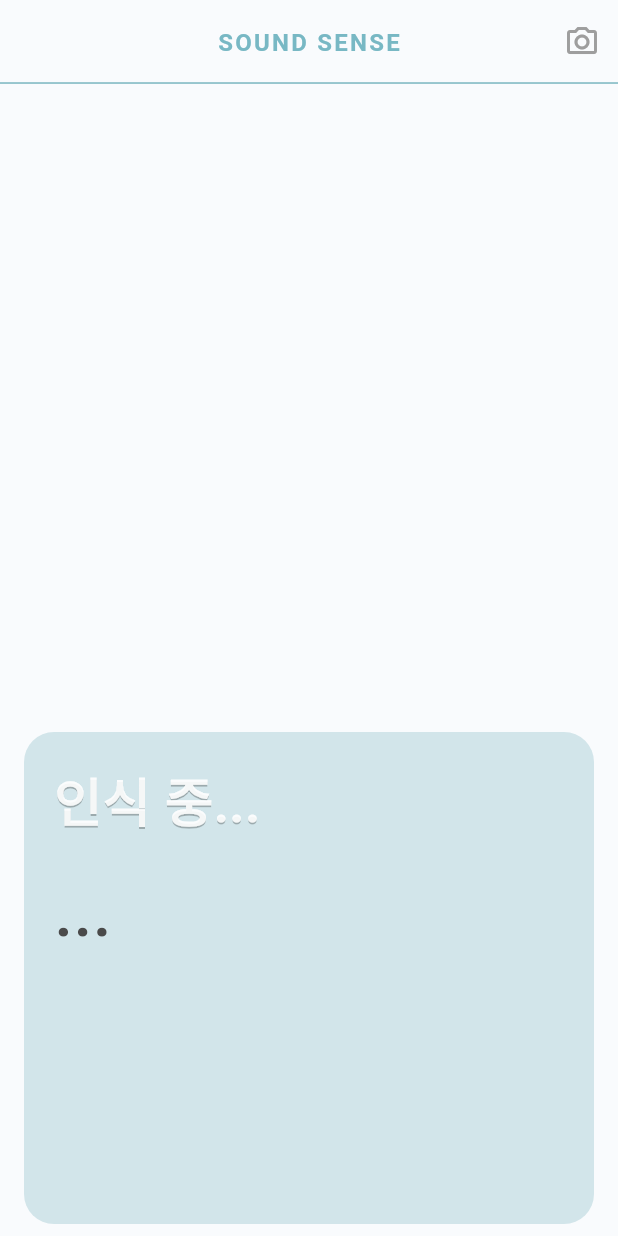
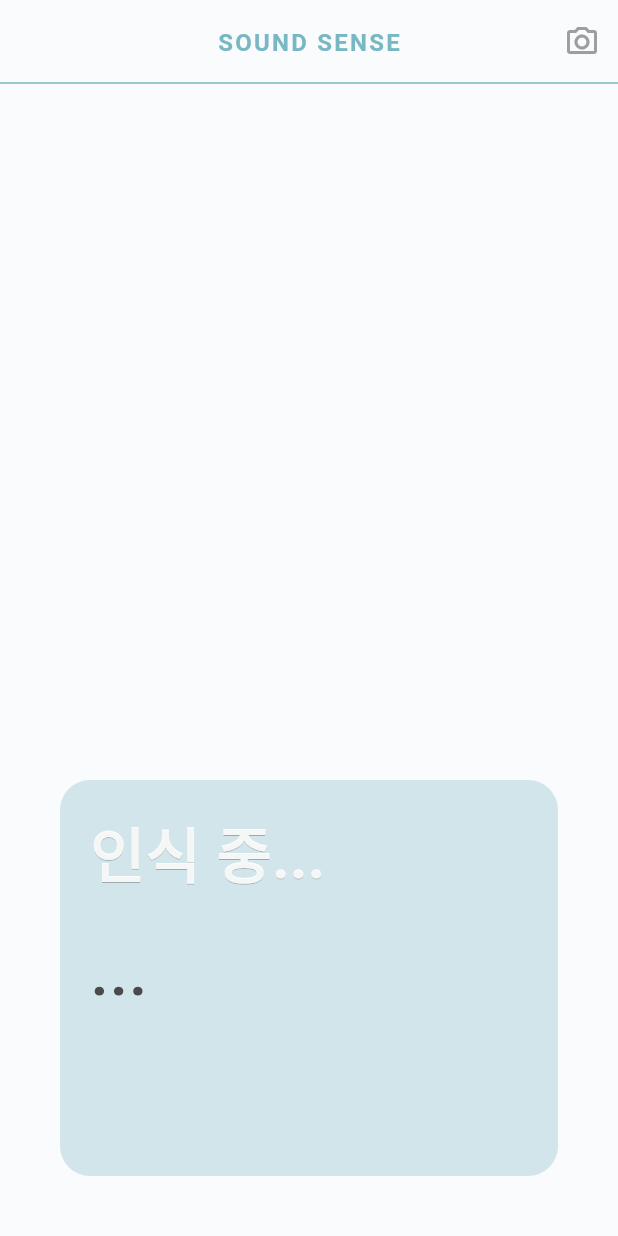
Before and after one commit to Y00nS00Hyun/freeze_app, a Flutter app: the screen it shows after launch, on a phone screen of 412 x 824 dp. Run offline on Flutter 3.47's test engine with Material 3 defaults, Android fonts, the phone set to English and light mode, and no system bars; our stand-ins replace flutter_local_notifications, google_fonts; network calls fail.

Commit message:
탭에 맞춰서 크기 조정

```diff
--- a/lib/widgets/clova_panel.dart
+++ b/lib/widgets/clova_panel.dart
@@ -13,7 +13,7 @@ class ClovaPanel extends StatelessWidget {
     final text = event?.text ?? '...';
 
     return Padding(
-      padding: const EdgeInsets.symmetric(horizontal: 16, vertical: 8),
+      padding: const EdgeInsets.all(40),
       child: Container(
         width: double.infinity,
         padding: const EdgeInsets.all(20),
@@ -29,7 +29,7 @@ class ClovaPanel extends StatelessWidget {
               style: GoogleFonts.gowunDodum(
                 color: Colors.white.withOpacity(0.9),
                 fontWeight: FontWeight.w700,
-                fontSize: 35,
+                fontSize: 40,
                 shadows: const [
                   Shadow(color: Colors.black26, offset: Offset(0, 1)),
                 ],
```
Also changed, not shown: lib/widgets/yamnet_card.dart (+16 -9 lines).
